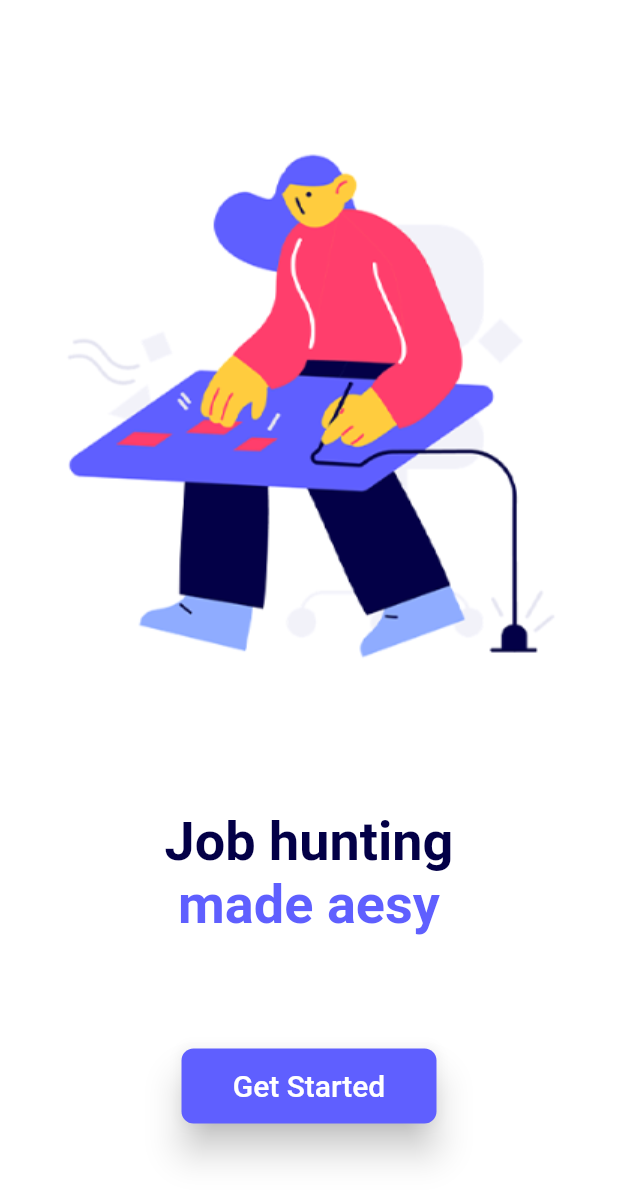
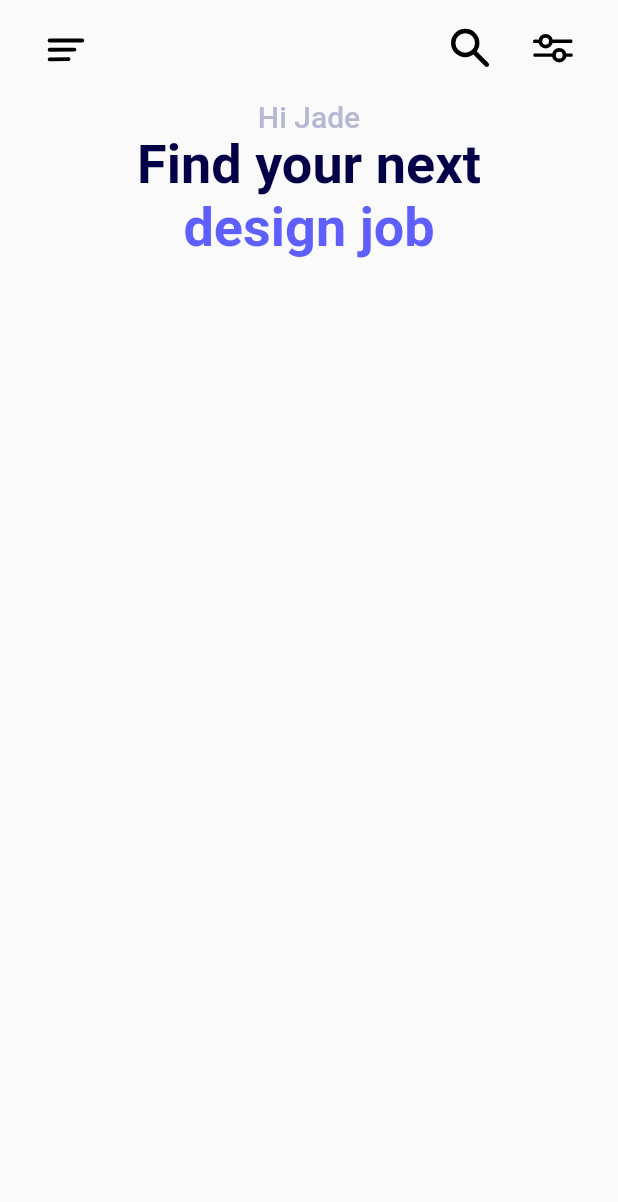
Before and after one commit to cesaroer/JobFinderUI, a Flutter app: the screen it shows after launch, on a phone screen of 412 x 824 dp. Shown: the top 1202 px of the screen. Run offline on Flutter 3.47's test engine with Material 2 defaults, Android fonts, the phone set to English and light mode, and no system bars; our stand-ins replace flutter_svg.

Commit message:
Main screen added

```diff
--- a/lib/main.dart
+++ b/lib/main.dart
@@ -1,3 +1,4 @@
+import 'package:curso_job_finder_app/pages/main_screen.dart';
 import 'package:curso_job_finder_app/pages/splash_screen.dart';
 import 'package:flutter/material.dart';
 
@@ -11,7 +12,7 @@ class MyApp extends StatelessWidget {
     return MaterialApp(
       debugShowCheckedModeBanner: false,
       title: "JobFinder",
-      home: SplashScreen(),
+      home: MainScreen(),
       theme: ThemeData(
         primaryColor: Color(0XFF5F5FFF),
         accentColor: Color(0xFF030047),
@@ -27,6 +28,10 @@ class MyApp extends StatelessWidget {
             fontWeight: FontWeight.bold,
             color: Color(0xFF5F5FFF),
           ),
+          bodyText1: TextStyle(
+            fontSize: 20.0,
+            color: Color(0xFFB7B7D2),
+          ),
         ),
       ),
     );
--- /dev/null
+++ b/lib/pages/main_screen.dart
@@ -0,0 +1,66 @@
+import 'package:flutter/material.dart';
+import 'package:flutter_svg/flutter_svg.dart';
+
+class MainScreen extends StatelessWidget {
+  @override
+  Widget build(BuildContext context) {
+    return Scaffold(
+      body: SafeArea(
+          child: ListView(
+        children: [
+          _customAppBar(),
+          _textHeader(context),
+        ],
+      )),
+    );
+  }
+
+  Widget _customAppBar() {
+    return Padding(
+      padding: EdgeInsets.symmetric(horizontal: 15.0, vertical: 5.0),
+      child: Row(
+        mainAxisAlignment: MainAxisAlignment.spaceBetween,
+        children: [
+          IconButton(
+            iconSize: 40.0,
+            icon: SvgPicture.asset('assets/icons/slider.svg'),
+            onPressed: () {},
+          ),
+          Row(
+            children: [
+              IconButton(
+                iconSize: 40.0,
+                icon: SvgPicture.asset("assets/icons/search.svg"),
+                onPressed: () {},
+              ),
+              IconButton(
+                iconSize: 40.0,
+                icon: SvgPicture.asset("assets/icons/settings.svg"),
+                onPressed: () {},
+              ),
+            ],
+          ),
+        ],
+      ),
+    );
+  }
+
+  Widget _textHeader(context) {
+    return Column(
+      children: [
+        Text(
+          "Hi Jade",
+          style: Theme.of(context).textTheme.bodyText1,
+        ),
+        Text(
+          "Find your next",
+          style: Theme.of(context).textTheme.headline1,
+        ),
+        Text(
+          "design job",
+          style: Theme.of(context).textTheme.headline2,
+        ),
+      ],
+    );
+  }
+}
--- a/pubspec.yaml
+++ b/pubspec.yaml
@@ -33,7 +33,7 @@ dev_dependencies:
   flutter_test:
     sdk: flutter
 
-  flutter_svg: ^0.17.4
+  flutter_svg: ^0.19.3
   carousel_slider: ^2.2.1
 
 # For information on the generic Dart part of this file, see the
```
Also changed, not shown: pubspec.lock, 1 other file.
